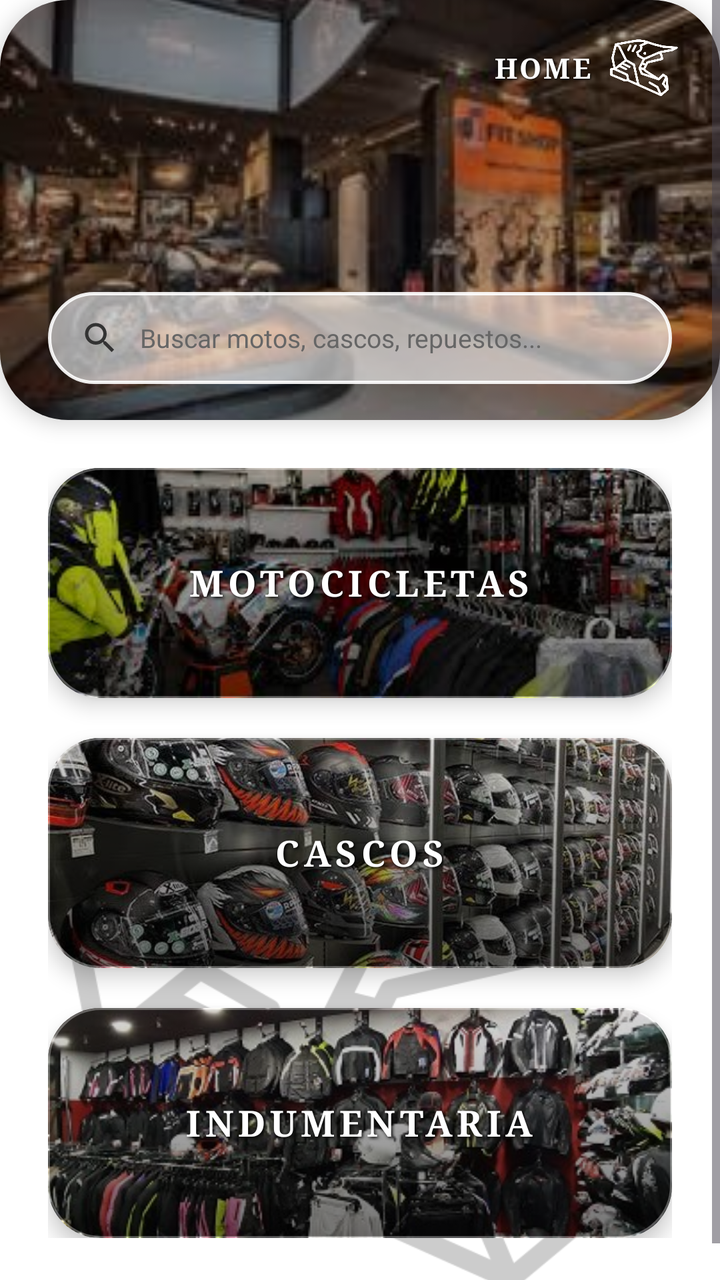
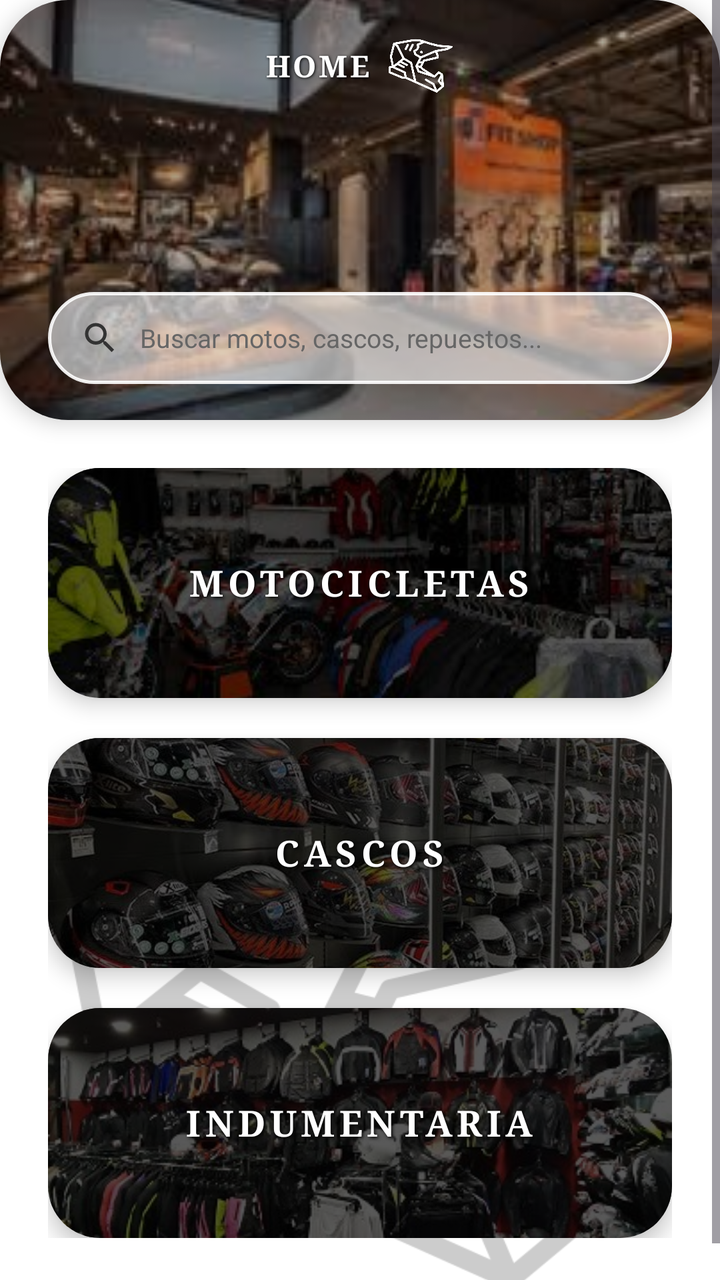

Compare the two renders of this Android layout. The source of the first and the diff that turns it into the second are given below.
<!-- AndroidManifest.xml: application theme Theme.MiAPPBiker -->
<!-- res/layout/activity_home.xml -->
<?xml version="1.0" encoding="utf-8"?>
<FrameLayout xmlns:android="http://schemas.android.com/apk/res/android"
    xmlns:app="http://schemas.android.com/apk/res-auto"
    xmlns:tools="http://schemas.android.com/tools"
    android:id="@+id/home_root"
    android:layout_width="match_parent"
    android:layout_height="match_parent"
    android:background="#FFFFFF">

    
    <ImageView
        android:id="@+id/iv_home_watermark"
        android:layout_width="320dp"
        android:layout_height="320dp"
        android:layout_gravity="bottom|center_horizontal"
        android:layout_marginBottom="-40dp"
        android:alpha="0.20"
        android:scaleType="fitCenter"
        android:src="@drawable/ic_helmet_logo"
        android:contentDescription="Watermark Casco" />

    <ScrollView
        android:layout_width="match_parent"
        android:layout_height="match_parent"
        android:fillViewport="true">

        <LinearLayout
            android:layout_width="match_parent"
            android:layout_height="wrap_content"
            android:orientation="vertical"
            android:paddingBottom="40dp">

            
            <androidx.cardview.widget.CardView
                android:id="@+id/card_home_banner"
                android:layout_width="match_parent"
                android:layout_height="210dp"
                app:cardCornerRadius="34dp"
                app:cardElevation="6dp">

                <FrameLayout
                    android:layout_width="match_parent"
                    android:layout_height="match_parent">

                    
                    <ImageView
                        android:id="@+id/iv_home_banner_bg"
                        android:layout_width="match_parent"
                        android:layout_height="match_parent"
                        android:scaleType="centerCrop"
                        android:src="@drawable/img_store_banner"
                        android:contentDescription="Banner Chelo Biker Shop" />

                    
                    <View
                        android:layout_width="match_parent"
                        android:layout_height="match_parent"
                        android:background="#55000000" />

                    
                    <LinearLayout
                        android:layout_width="wrap_content"
                        android:layout_height="wrap_content"
                        android:layout_gravity="top|end"
                        android:layout_marginTop="16dp"
                        android:layout_marginEnd="20dp"
                        android:gravity="center_vertical"
                        android:orientation="horizontal">

                        <TextView
                            android:layout_width="wrap_content"
                            android:layout_height="wrap_content"
                            android:fontFamily="serif"
                            android:letterSpacing="0.08"
                            android:text="HOME"
                            android:textColor="#FFFFFF"
                            android:textSize="14sp"
                            android:textStyle="bold"
                            android:shadowColor="#000000"
                            android:shadowDx="1"
                            android:shadowDy="1"
                            android:shadowRadius="2" />

                        <ImageView
                            android:layout_width="36dp"
                            android:layout_height="36dp"
                            android:layout_marginStart="8dp"
                            android:src="@drawable/ic_helmet_logo"
                            app:tint="#FFFFFF"
                            android:contentDescription="Logo" />
                    </LinearLayout>

                    
                    <LinearLayout
                        android:id="@+id/ll_search_bar"
                        android:layout_width="match_parent"
                        android:layout_height="46dp"
                        android:layout_gravity="bottom"
                        android:layout_marginHorizontal="24dp"
                        android:layout_marginBottom="18dp"
                        android:background="@drawable/bg_glass_search"
                        android:elevation="4dp"
                        android:gravity="center_vertical"
                        android:orientation="horizontal"
                        android:paddingHorizontal="16dp">

                        <ImageView
                            android:layout_width="20dp"
                            android:layout_height="20dp"
                            android:src="@drawable/ic_search"
                            app:tint="#333333"
                            android:contentDescription="Buscar" />

                        <EditText
                            android:id="@+id/et_search"
                            android:layout_width="match_parent"
                            android:layout_height="match_parent"
                            android:layout_marginStart="10dp"
                            android:background="@null"
                            android:hint="Buscar motos, cascos, repuestos..."
                            android:imeOptions="actionSearch"
                            android:inputType="text"
                            android:textColor="#111111"
                            android:textColorHint="#666666"
                            android:textSize="13sp" />
                    </LinearLayout>

                </FrameLayout>
            </androidx.cardview.widget.CardView>

            
            <LinearLayout
                android:layout_width="match_parent"
                android:layout_height="wrap_content"
                android:layout_marginTop="24dp"
                android:orientation="vertical"
                android:paddingHorizontal="24dp">

                
                <androidx.cardview.widget.CardView
                    android:id="@+id/btn_cat_motos"
                    android:layout_width="match_parent"
                    android:layout_height="115dp"
                    android:layout_marginBottom="20dp"
                    android:clickable="true"
                    android:focusable="true"
                    android:foreground="?attr/selectableItemBackground"
                    app:cardCornerRadius="26dp"
                    app:cardElevation="6dp">

                    <FrameLayout
                        android:layout_width="match_parent"
                        android:layout_height="match_parent">

                        <ImageView
                            android:layout_width="match_parent"
                            android:layout_height="match_parent"
                            android:scaleType="centerCrop"
                            android:src="@drawable/img_cat_motos"
                            android:contentDescription="Motocicletas" />

                        
                        <View
                            android:layout_width="match_parent"
                            android:layout_height="match_parent"
                            android:background="@drawable/bg_glass_card" />

                        <TextView
                            android:layout_width="wrap_content"
                            android:layout_height="wrap_content"
                            android:layout_gravity="center"
                            android:fontFamily="serif"
                            android:letterSpacing="0.12"
                            android:text="MOTOCICLETAS"
                            android:textColor="#FFFFFF"
                            android:textSize="18sp"
                            android:textStyle="bold"
                            android:shadowColor="#000000"
                            android:shadowDx="2"
                            android:shadowDy="2"
                            android:shadowRadius="4" />
                    </FrameLayout>
                </androidx.cardview.widget.CardView>

                
                <androidx.cardview.widget.CardView
                    android:id="@+id/btn_cat_cascos"
                    android:layout_width="match_parent"
                    android:layout_height="115dp"
                    android:layout_marginBottom="20dp"
                    android:clickable="true"
                    android:focusable="true"
                    android:foreground="?attr/selectableItemBackground"
                    app:cardCornerRadius="26dp"
                    app:cardElevation="6dp">

                    <FrameLayout
                        android:layout_width="match_parent"
                        android:layout_height="match_parent">

                        <ImageView
                            android:layout_width="match_parent"
                            android:layout_height="match_parent"
                            android:scaleType="centerCrop"
                            android:src="@drawable/img_cat_cascos"
                            android:contentDescription="Cascos" />

                        
                        <View
                            android:layout_width="match_parent"
                            android:layout_height="match_parent"
                            android:background="@drawable/bg_glass_card" />

                        <TextView
                            android:layout_width="wrap_content"
                            android:layout_height="wrap_content"
                            android:layout_gravity="center"
                            android:fontFamily="serif"
                            android:letterSpacing="0.12"
                            android:text="CASCOS"
                            android:textColor="#FFFFFF"
                            android:textSize="18sp"
                            android:textStyle="bold"
                            android:shadowColor="#000000"
                            android:shadowDx="2"
                            android:shadowDy="2"
                            android:shadowRadius="4" />
                    </FrameLayout>
                </androidx.cardview.widget.CardView>

                
                <androidx.cardview.widget.CardView
                    android:id="@+id/btn_cat_indumentaria"
                    android:layout_width="match_parent"
                    android:layout_height="115dp"
                    android:clickable="true"
                    android:focusable="true"
                    android:foreground="?attr/selectableItemBackground"
                    app:cardCornerRadius="26dp"
                    app:cardElevation="6dp">

                    <FrameLayout
                        android:layout_width="match_parent"
                        android:layout_height="match_parent">

                        <ImageView
                            android:layout_width="match_parent"
                            android:layout_height="match_parent"
                            android:scaleType="centerCrop"
                            android:src="@drawable/img_cat_indumentaria"
                            android:contentDescription="Indumentaria" />

                        
                        <View
                            android:layout_width="match_parent"
                            android:layout_height="match_parent"
                            android:background="@drawable/bg_glass_card" />

                        <TextView
                            android:layout_width="wrap_content"
                            android:layout_height="wrap_content"
                            android:layout_gravity="center"
                            android:fontFamily="serif"
                            android:letterSpacing="0.12"
                            android:text="INDUMENTARIA"
                            android:textColor="#FFFFFF"
                            android:textSize="18sp"
                            android:textStyle="bold"
                            android:shadowColor="#000000"
                            android:shadowDx="2"
                            android:shadowDy="2"
                            android:shadowRadius="4" />
                    </FrameLayout>
                </androidx.cardview.widget.CardView>

            </LinearLayout>

        </LinearLayout>
    </ScrollView>
</FrameLayout>
<!-- resources referenced by this layout -->
<resources>
  <!-- drawable bg_glass_card (drawable) -->
  <?xml version="1.0" encoding="utf-8"?>
  <shape xmlns:android="http://schemas.android.com/apk/res/android"
      android:shape="rectangle">
      <gradient
          android:angle="270"
          android:startColor="#26000000"
          android:centerColor="#59000000"
          android:endColor="#8C000000" />
      <corners android:radius="26dp" />
      <stroke android:width="1dp" android:color="#4DFFFFFF" />
  </shape>
  <!-- drawable bg_glass_search (drawable) -->
  <?xml version="1.0" encoding="utf-8"?>
  <shape xmlns:android="http://schemas.android.com/apk/res/android"
      android:shape="rectangle">
      <solid android:color="#99FFFFFF" />
      <stroke android:width="1.5dp" android:color="#E6FFFFFF" />
      <corners android:radius="24dp" />
  </shape>
  <!-- drawable ic_helmet_logo: png bitmap (drawable, 31103 bytes) -->
  <!-- drawable ic_search (drawable) -->
  <vector xmlns:android="http://schemas.android.com/apk/res/android"
      android:width="24dp"
      android:height="24dp"
      android:viewportWidth="24"
      android:viewportHeight="24">
      <path
          android:fillColor="#333333"
          android:pathData="M15.5,14h-0.79l-0.28,-0.27C15.41,12.59 16,11.11 16,9.5 16,5.91 13.09,3 9.5,3S3,5.91 3,9.5 5.91,16 9.5,16c1.61,0 3.09,-0.59 4.23,-1.57l0.27,0.28v0.79l5,4.99L20.49,19l-4.99,-5zm-6,0C7.01,14 5,11.99 5,9.5S7.01,5 9.5,5 14,7.01 14,9.5 11.99,14 9.5,14z" />
  </vector>
  <!-- drawable img_cat_cascos: png bitmap (drawable, 476699 bytes) -->
  <!-- drawable img_cat_indumentaria: png bitmap (drawable, 176187 bytes) -->
  <!-- drawable img_cat_motos: png bitmap (drawable, 127092 bytes) -->
  <!-- drawable img_store_banner: png bitmap (drawable, 91801 bytes) -->
  <style name="Theme.MiAPPBiker" parent="Base.Theme.MiAPPBiker" />
  <style name="Base.Theme.MiAPPBiker" parent="Theme.Material3.DayNight.NoActionBar">
          
          
      </style>
</resources>

<!-- the commit's change to res/layout/activity_home.xml (unified diff, before → after) -->
@@ -61,9 +61,8 @@
                     <LinearLayout
                         android:layout_width="wrap_content"
                         android:layout_height="wrap_content"
-                        android:layout_gravity="top|end"
+                        android:layout_gravity="top|center_horizontal"
                         android:layout_marginTop="16dp"
-                        android:layout_marginEnd="20dp"
                         android:gravity="center_vertical"
                         android:orientation="horizontal">
 
@@ -74,16 +73,16 @@
                             android:letterSpacing="0.08"
                             android:text="HOME"
                             android:textColor="#FFFFFF"
-                            android:textSize="14sp"
+                            android:textSize="15sp"
                             android:textStyle="bold"
                             android:shadowColor="#000000"
                             android:shadowDx="1"
                             android:shadowDy="1"
-                            android:shadowRadius="2" />
-
-                        <ImageView
-                            android:layout_width="36dp"
-                            android:layout_height="36dp"
+                            android:shadowRadius="3" />
+
+                        <ImageView
+                            android:layout_width="34dp"
+                            android:layout_height="34dp"
                             android:layout_marginStart="8dp"
                             android:src="@drawable/ic_helmet_logo"
                             app:tint="#FFFFFF"
@@ -163,7 +162,7 @@
                         <View
                             android:layout_width="match_parent"
                             android:layout_height="match_parent"
-                            android:background="@drawable/bg_glass_card" />
+                            android:background="#A6000000" />
 
                         <TextView
                             android:layout_width="wrap_content"
@@ -209,7 +208,7 @@
                         <View
                             android:layout_width="match_parent"
                             android:layout_height="match_parent"
-                            android:background="@drawable/bg_glass_card" />
+                            android:background="#A6000000" />
 
                         <TextView
                             android:layout_width="wrap_content"
@@ -254,7 +253,7 @@
                         <View
                             android:layout_width="match_parent"
                             android:layout_height="match_parent"
-                            android:background="@drawable/bg_glass_card" />
+                            android:background="#A6000000" />
 
                         <TextView
                             android:layout_width="wrap_content"
<!-- resource entries referenced after the edit -->
@@ -1,17 +1,5 @@
 <!-- resources referenced by this layout -->
 <resources>
-  <!-- drawable bg_glass_card (drawable) -->
-  <?xml version="1.0" encoding="utf-8"?>
-  <shape xmlns:android="http://schemas.android.com/apk/res/android"
-      android:shape="rectangle">
-      <gradient
-          android:angle="270"
-          android:startColor="#26000000"
-          android:centerColor="#59000000"
-          android:endColor="#8C000000" />
-      <corners android:radius="26dp" />
-      <stroke android:width="1dp" android:color="#4DFFFFFF" />
-  </shape>
   <!-- drawable bg_glass_search (drawable) -->
   <?xml version="1.0" encoding="utf-8"?>
   <shape xmlns:android="http://schemas.android.com/apk/res/android"
